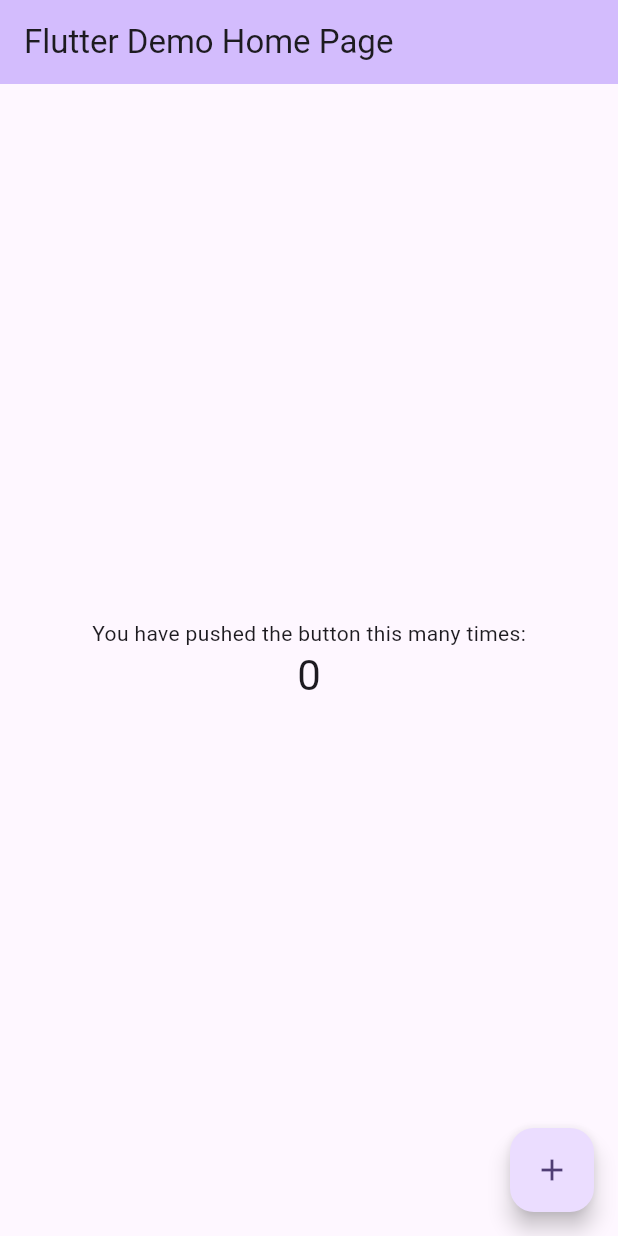
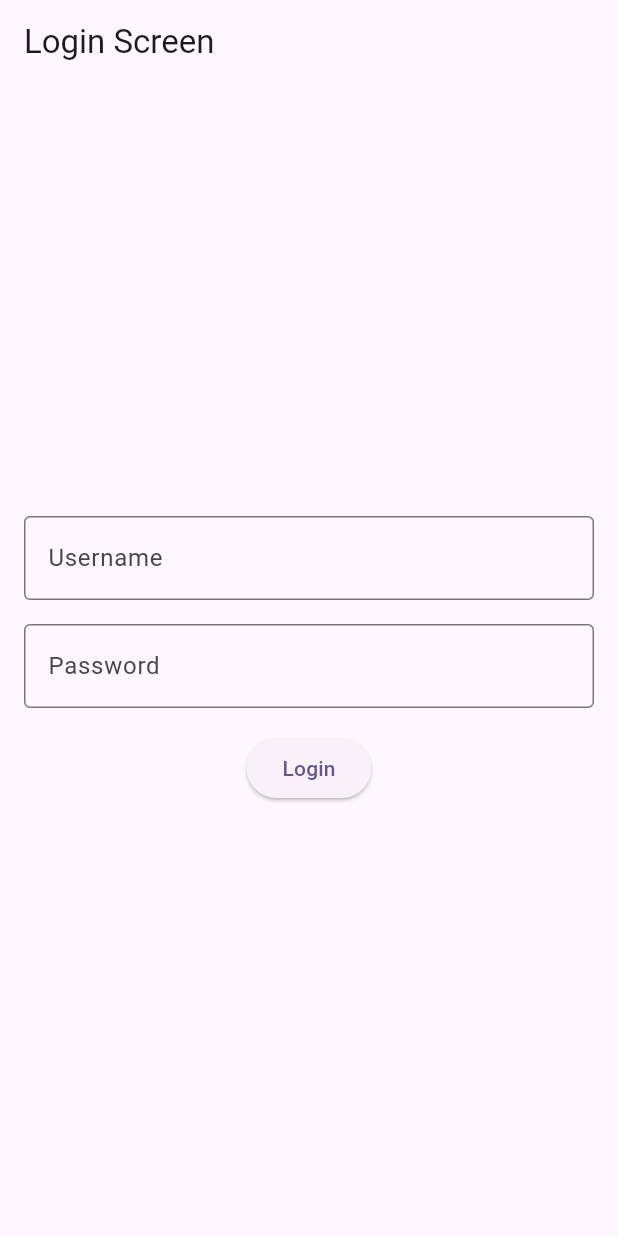
Before and after one commit to MeltemKocak/flutter24_bootcamp, a Flutter app: the screen it shows after launch, on a phone screen of 412 x 824 dp. Run offline on Flutter 3.47's test engine with Material 3 defaults, Android fonts, the phone set to English and light mode, and no system bars; our stand-ins replace firebase_core, flutter_dotenv; accounts and stored records are empty.

Commit message:
Basic login screen added etc.
.idea removed
basic login screen created
firebase errors fixed

```diff
--- a/planova/lib/main.dart
+++ b/planova/lib/main.dart
@@ -2,76 +2,44 @@ import 'package:flutter/material.dart';
 import 'package:firebase_core/firebase_core.dart';
 import 'firebase_options.dart';
 import 'package:flutter_dotenv/flutter_dotenv.dart';
+import 'pages/login_screen.dart'; // Giriş ekranını içe aktarın
 
 Future<void> main() async {
   WidgetsFlutterBinding.ensureInitialized();
   await dotenv.load(fileName: ".env");
-  await Firebase.initializeApp(
-    options: DefaultFirebaseOptions.currentPlatform,
-  );
-  runApp(const MyApp());
+
+  print("API Key: ${dotenv.env['FIREBASE_API_KEY']}");
+  print("App ID Android: ${dotenv.env['FIREBASE_APP_ID_ANDROID']}");
+  print("App ID iOS: ${dotenv.env['FIREBASE_APP_ID_IOS']}");
+
+  try {
+    await Firebase.initializeApp(
+      options: DefaultFirebaseOptions.currentPlatform,
+    );
+    print("Firebase initialized successfully");
+  } catch (e) {
+    print("Error initializing Firebase: $e");
+  }
+
+  runApp(MyApp());
 }
 
-class MyApp extends StatelessWidget {
-  const MyApp({super.key});
+class MyApp extends StatefulWidget {
+  @override
+  State<MyApp> createState() => _MyAppState();
+}
 
+class _MyAppState extends State<MyApp> {
   @override
   Widget build(BuildContext context) {
+    print("Building MyApp");
     return MaterialApp(
       title: 'Flutter Demo',
       theme: ThemeData(
         colorScheme: ColorScheme.fromSeed(seedColor: Colors.deepPurple),
         useMaterial3: true,
       ),
-      home: const MyHomePage(title: 'Flutter Demo Home Page'),
+      home: const LoginScreen(), // Giriş ekranını ana ekran olarak ayarlayın
     );
   }
 }
-
-class MyHomePage extends StatefulWidget {
-  const MyHomePage({super.key, required this.title});
-
-  final String title;
-
-  @override
-  State<MyHomePage> createState() => _MyHomePageState();
-}
-
-class _MyHomePageState extends State<MyHomePage> {
-  int _counter = 0;
-
-  void _incrementCounter() {
-    setState(() {
-      _counter++;
-    });
-  }
-
-  @override
-  Widget build(BuildContext context) {
-    return Scaffold(
-      appBar: AppBar(
-        backgroundColor: Theme.of(context).colorScheme.inversePrimary,
-        title: Text(widget.title),
-      ),
-      body: Center(
-        child: Column(
-          mainAxisAlignment: MainAxisAlignment.center,
-          children: <Widget>[
-            const Text(
-              'You have pushed the button this many times:',
-            ),
-            Text(
-              '$_counter',
-              style: Theme.of(context).textTheme.headlineMedium,
-            ),
-          ],
-        ),
-      ),
-      floatingActionButton: FloatingActionButton(
-        onPressed: _incrementCounter,
-        tooltip: 'Increment',
-        child: const Icon(Icons.add),
-      ),
-    );
-  }
-}
--- a/planova/lib/pages/login_screen.dart
+++ b/planova/lib/pages/login_screen.dart
@@ -0,0 +1,59 @@
+import 'package:flutter/material.dart';
+
+class LoginScreen extends StatefulWidget {
+  const LoginScreen({super.key});
+
+  @override
+  State<LoginScreen> createState() => _LoginScreenState();
+}
+
+class _LoginScreenState extends State<LoginScreen> {
+  final TextEditingController _usernameController = TextEditingController();
+  final TextEditingController _passwordController = TextEditingController();
+
+  void _login() {
+    final String username = _usernameController.text;
+    final String password = _passwordController.text;
+
+    // Login işlemleri burada yapılabilir
+    print("Username: $username, Password: $password");
+  }
+
+  @override
+  Widget build(BuildContext context) {
+    return Scaffold(
+      appBar: AppBar(
+        title: const Text('Login Screen'),
+      ),
+      body: Padding(
+        padding: const EdgeInsets.all(16.0),
+        child: Column(
+          mainAxisAlignment: MainAxisAlignment.center,
+          children: [
+            TextField(
+              controller: _usernameController,
+              decoration: const InputDecoration(
+                labelText: 'Username',
+                border: OutlineInputBorder(),
+              ),
+            ),
+            const SizedBox(height: 16.0),
+            TextField(
+              controller: _passwordController,
+              decoration: const InputDecoration(
+                labelText: 'Password',
+                border: OutlineInputBorder(),
+              ),
+              obscureText: true,
+            ),
+            const SizedBox(height: 16.0),
+            ElevatedButton(
+              onPressed: _login,
+              child: const Text('Login'),
+            ),
+          ],
+        ),
+      ),
+    );
+  }
+}
```
Also changed, not shown: planova/lib/firebase_options.dart, 1 other file.
